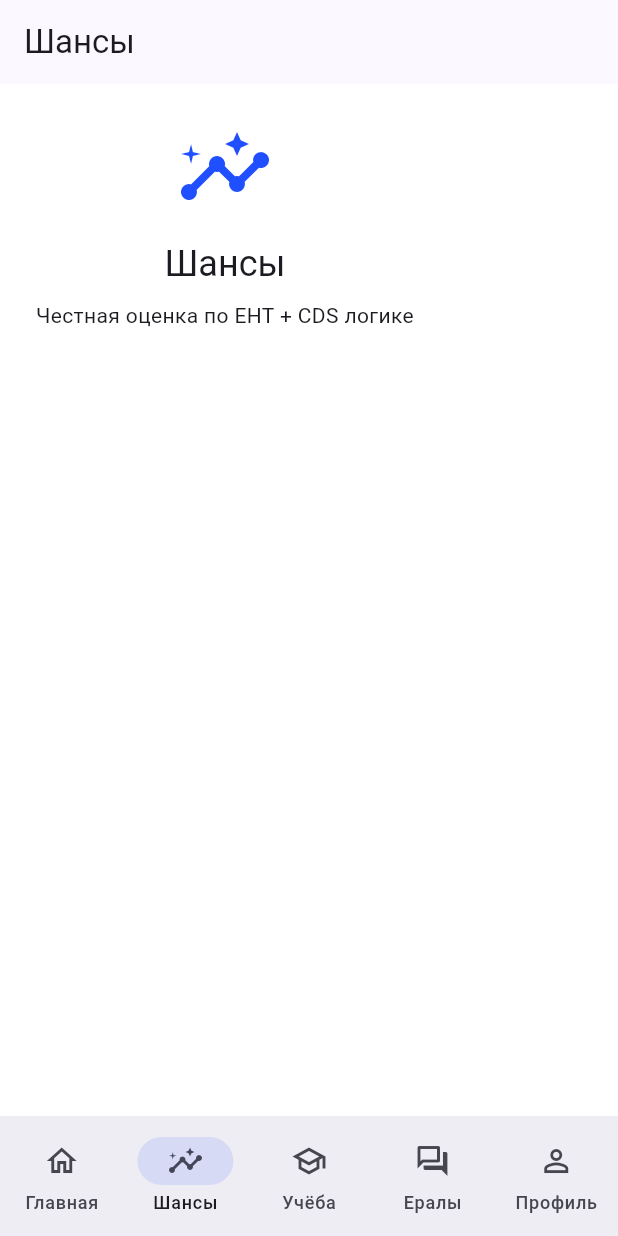
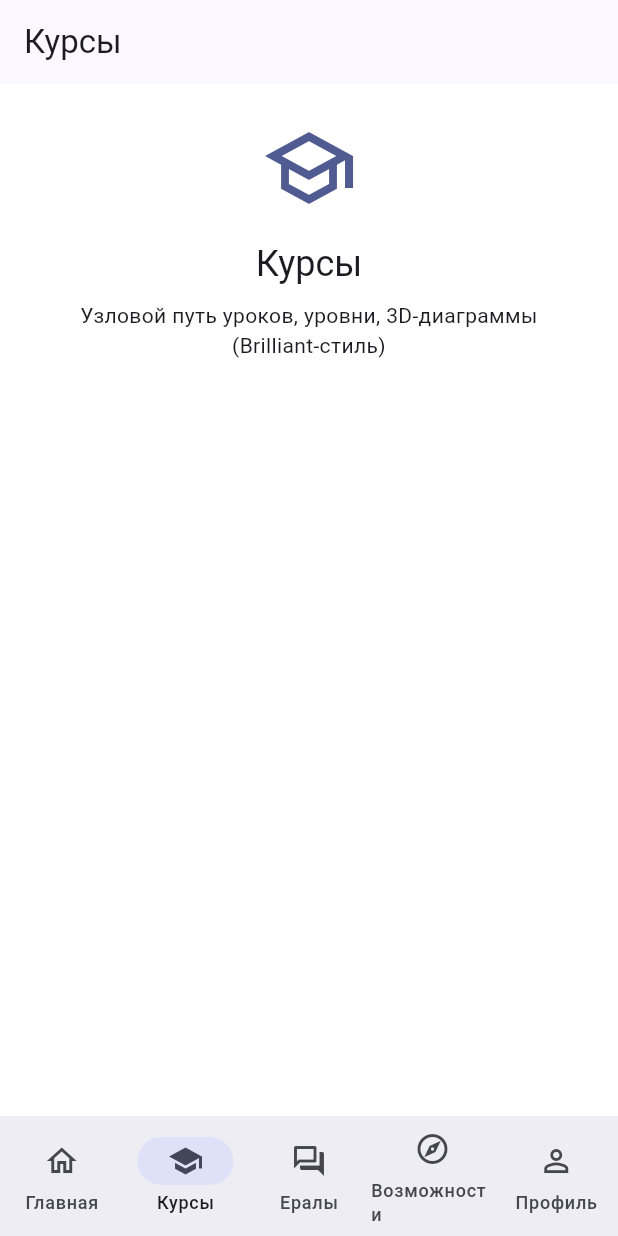
Before and after one commit to frsanzhar/AdmityApp, a Flutter app: the screen it shows after launch, item 2 of the bottom bar chosen, on a phone screen of 412 x 824 dp. Run offline on Flutter 3.47's test engine with Material 3 defaults, Android fonts, the phone set to English and light mode, and no system bars; our stand-ins replace flutter_riverpod, go_router.

Commit message:
PM setup: 5-tab nav (§5), 6 subagents, PLAN.md
- Navigation rebuilt to the correct 5 tabs: Главная/Курсы/Ералы/Возможности/Профиль
  (routes /home /courses /mentor /opportunities /profile; Ералы = accent center)
- Feature folders restructured (home/courses/opportunities/lesson; dropped dashboard/chancing/study)
- .claude/agents/: design-system-engineer, frontend-screens, ai-mentor-engineer,
  backend-supabase, motion-animation, qa-tester (all model: claude-sonnet-4-6)
- PLAN.md: phases 0–7 with per-agent ownership + hard rules
- analyze clean, boot test green

Co-Authored-By: Claude Opus 4.8 (1M context) <noreply@anthropic.com>

```diff
--- a/lib/core/router/app_router.dart
+++ b/lib/core/router/app_router.dart
@@ -1,39 +1,39 @@
-import 'package:admity/core/theme/app_tokens.dart';
-import 'package:admity/features/chancing/presentation/chancing_screen.dart';
-import 'package:admity/features/dashboard/presentation/dashboard_screen.dart';
+import 'package:admity/features/courses/presentation/courses_screen.dart';
+import 'package:admity/features/home/presentation/home_screen.dart';
 import 'package:admity/features/mentor/presentation/mentor_screen.dart';
+import 'package:admity/features/opportunities/presentation/opportunities_screen.dart';
 import 'package:admity/features/profile/presentation/profile_screen.dart';
-import 'package:admity/features/study/presentation/study_screen.dart';
 import 'package:flutter/material.dart';
 import 'package:go_router/go_router.dart';
 
-/// The five bottom-nav destinations, in order.
-const _tabs = <_Tab>[
-  _Tab('/', 'Главная', Icons.home_outlined, Icons.home),
-  _Tab('/chances', 'Шансы', Icons.insights_outlined, Icons.insights),
-  _Tab('/study', 'Учёба', Icons.school_outlined, Icons.school),
-  _Tab('/mentor', 'Ералы', Icons.forum_outlined, Icons.forum),
-  _Tab('/profile', 'Профиль', Icons.person_outline, Icons.person),
+/// The five bottom-nav destinations (DESIGN_SYSTEM.md §5), in order.
+/// Index 2 (Ералы) is the accent/center tab.
+const _tabs = <({String path, String label, IconData icon, IconData active})>[
+  (path: '/home', label: 'Главная', icon: Icons.home_outlined, active: Icons.home),
+  (path: '/courses', label: 'Курсы', icon: Icons.school_outlined, active: Icons.school),
+  (path: '/mentor', label: 'Ералы', icon: Icons.forum_outlined, active: Icons.forum),
+  (path: '/opportunities', label: 'Возможности', icon: Icons.explore_outlined, active: Icons.explore),
+  (path: '/profile', label: 'Профиль', icon: Icons.person_outline, active: Icons.person),
 ];
 
 GoRouter createRouter() {
   return GoRouter(
-    initialLocation: '/',
+    initialLocation: '/home',
     routes: [
       StatefulShellRoute.indexedStack(
         builder: (context, state, shell) => _ShellScaffold(shell: shell),
         branches: [
           StatefulShellBranch(
-            routes: [GoRoute(path: '/', builder: (context, state) => const DashboardScreen())],
+            routes: [GoRoute(path: '/home', builder: (context, state) => const HomeScreen())],
           ),
           StatefulShellBranch(
-            routes: [GoRoute(path: '/chances', builder: (context, state) => const ChancingScreen())],
-          ),
-          StatefulShellBranch(
-            routes: [GoRoute(path: '/study', builder: (context, state) => const StudyScreen())],
+            routes: [GoRoute(path: '/courses', builder: (context, state) => const CoursesScreen())],
           ),
           StatefulShellBranch(
             routes: [GoRoute(path: '/mentor', builder: (context, state) => const MentorScreen())],
+          ),
+          StatefulShellBranch(
+            routes: [GoRoute(path: '/opportunities', builder: (context, state) => const OpportunitiesScreen())],
           ),
           StatefulShellBranch(
             routes: [GoRoute(path: '/profile', builder: (context, state) => const ProfileScreen())],
@@ -44,14 +44,10 @@ GoRouter createRouter() {
   );
 }
 
-class _Tab {
-  const _Tab(this.path, this.label, this.icon, this.activeIcon);
-  final String path;
-  final String label;
-  final IconData icon;
-  final IconData activeIcon;
-}
-
+/// Temporary shell using a stock NavigationBar.
+///
+/// Phase 1 replaces this with the design-system `AppBottomNav` (§4). Kept
+/// dependency-free (no AppTokens) so Phase 0's theme rebuild can't break it.
 class _ShellScaffold extends StatelessWidget {
   const _ShellScaffold({required this.shell});
 
@@ -59,12 +55,10 @@ class _ShellScaffold extends StatelessWidget {
 
   @override
   Widget build(BuildContext context) {
-    final tokens = Theme.of(context).extension<AppTokens>()!;
     return Scaffold(
       body: shell,
       bottomNavigationBar: NavigationBar(
         selectedIndex: shell.currentIndex,
-        indicatorColor: tokens.brand.withValues(alpha: 0.12),
         onDestinationSelected: (i) => shell.goBranch(
           i,
           initialLocation: i == shell.currentIndex,
@@ -73,7 +67,7 @@ class _ShellScaffold extends StatelessWidget {
           for (final t in _tabs)
             NavigationDestination(
               icon: Icon(t.icon),
-              selectedIcon: Icon(t.activeIcon),
+              selectedIcon: Icon(t.active),
               label: t.label,
             ),
         ],
--- a/lib/features/chancing/presentation/chancing_screen.dart
+++ /dev/null
@@ -1,15 +0,0 @@
-import 'package:admity/shared/widgets/placeholder_screen.dart';
-import 'package:flutter/material.dart';
-
-class ChancingScreen extends StatelessWidget {
-  const ChancingScreen({super.key});
-
-  @override
-  Widget build(BuildContext context) {
-    return const PlaceholderScreen(
-      title: 'Шансы',
-      subtitle: 'Честная оценка по ЕНТ + CDS логике',
-      icon: Icons.insights_outlined,
-    );
-  }
-}
--- a/lib/features/study/presentation/study_screen.dart
+++ b/lib/features/courses/presentation/courses_screen.dart
@@ -1,14 +1,14 @@
 import 'package:admity/shared/widgets/placeholder_screen.dart';
 import 'package:flutter/material.dart';
 
-class StudyScreen extends StatelessWidget {
-  const StudyScreen({super.key});
+class CoursesScreen extends StatelessWidget {
+  const CoursesScreen({super.key});
 
   @override
   Widget build(BuildContext context) {
     return const PlaceholderScreen(
-      title: 'Учёба',
-      subtitle: 'Интенсивы, эссе-рубрика, прогресс',
+      title: 'Курсы',
+      subtitle: 'Узловой путь уроков, уровни, 3D-диаграммы (Brilliant-стиль)',
       icon: Icons.school_outlined,
     );
   }
--- a/lib/features/dashboard/presentation/dashboard_screen.dart
+++ b/lib/features/home/presentation/home_screen.dart
@@ -1,14 +1,14 @@
 import 'package:admity/shared/widgets/placeholder_screen.dart';
 import 'package:flutter/material.dart';
 
-class DashboardScreen extends StatelessWidget {
-  const DashboardScreen({super.key});
+class HomeScreen extends StatelessWidget {
+  const HomeScreen({super.key});
 
   @override
   Widget build(BuildContext context) {
     return const PlaceholderScreen(
       title: 'Главная',
-      subtitle: 'Дашборд, следующее действие, мини-игры',
+      subtitle: 'Стрик, задание на сегодня, календарь дел',
       icon: Icons.home_outlined,
     );
   }
--- a/lib/shared/widgets/placeholder_screen.dart
+++ b/lib/shared/widgets/placeholder_screen.dart
@@ -1,12 +1,14 @@
-import 'package:admity/core/theme/app_tokens.dart';
 import 'package:flutter/material.dart';
 
-/// Temporary scaffold for not-yet-built features.
+/// Temporary scaffold for not-yet-built tabs/screens.
 ///
-/// Deliberately follows the repo's render rules (see CLAUDE.md): a
-/// `SafeArea > SingleChildScrollView > Column(mainAxisSize: .min)` body, and
-/// no `CrossAxisAlignment.stretch` inside the scroll view — those produce
-/// silent blank screens on this codebase.
+/// Follows the repo render rules (CLAUDE.md): a
+/// `SafeArea > SingleChildScrollView > Column(mainAxisSize: .min)` body and no
+/// `CrossAxisAlignment.stretch` inside the scroll view — those produce silent
+/// blank screens on this codebase.
+///
+/// Intentionally depends only on Flutter Material (no AppTokens), so Phase 0's
+/// design-system work can rebuild the theme without breaking these.
 class PlaceholderScreen extends StatelessWidget {
   const PlaceholderScreen({
     required this.title,
@@ -21,23 +23,23 @@ class PlaceholderScreen extends StatelessWidget {
 
   @override
   Widget build(BuildContext context) {
-    final tokens = Theme.of(context).extension<AppTokens>()!;
+    final theme = Theme.of(context);
     return Scaffold(
       appBar: AppBar(title: Text(title)),
       body: SafeArea(
         child: SingleChildScrollView(
-          padding: EdgeInsets.all(tokens.gapLg),
+          padding: const EdgeInsets.all(24),
           child: Column(
             mainAxisSize: MainAxisSize.min,
             children: [
-              Icon(icon, size: 64, color: tokens.brand),
-              SizedBox(height: tokens.gapMd),
-              Text(title, style: Theme.of(context).textTheme.headlineSmall),
-              SizedBox(height: tokens.gapSm),
+              Icon(icon, size: 64, color: theme.colorScheme.primary),
+              const SizedBox(height: 16),
+              Text(title, style: theme.textTheme.headlineSmall),
+              const SizedBox(height: 8),
               Text(
                 subtitle,
                 textAlign: TextAlign.center,
-                style: Theme.of(context).textTheme.bodyMedium,
+                style: theme.textTheme.bodyMedium,
               ),
             ],
           ),
```
Also changed, not shown: lib/features/opportunities/presentation/opportunities_screen.dart (added, +15 -0 lines), 11 other files.
